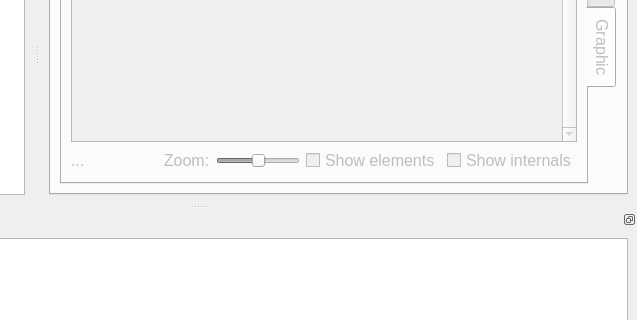
vits-hugs/Genesys-Simulator, file applications/gui/qt/SimpleGUI_QtCreator/SimpleGUI/mainwindow.ui: the form before one commit; both pictures show x 240 to 877 and y 145 to 465 of the 877 by 606 pixel window.
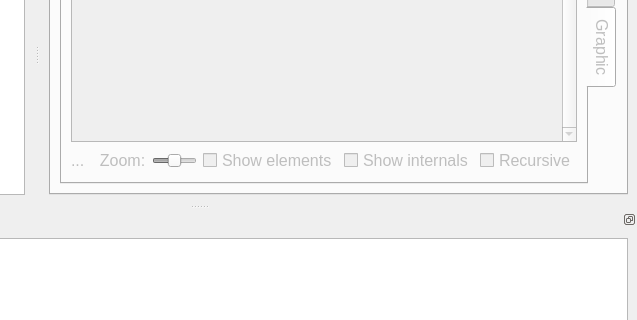
The form after the commit. Icons and pictures are not drawn.

The edit to the form file:
```diff
--- a/applications/gui/qt/SimpleGUI_QtCreator/SimpleGUI/mainwindow.ui
+++ b/applications/gui/qt/SimpleGUI_QtCreator/SimpleGUI/mainwindow.ui
@@ -177,6 +177,13 @@
                 </property>
                </widget>
               </item>
+              <item>
+               <widget class="QCheckBox" name="checkBox_ShowRecursive">
+                <property name="text">
+                 <string>Recursive</string>
+                </property>
+               </widget>
+              </item>
              </layout>
             </item>
            </layout>
```
Left out of the diff: 25 changed lines with no effect on the pictures.
